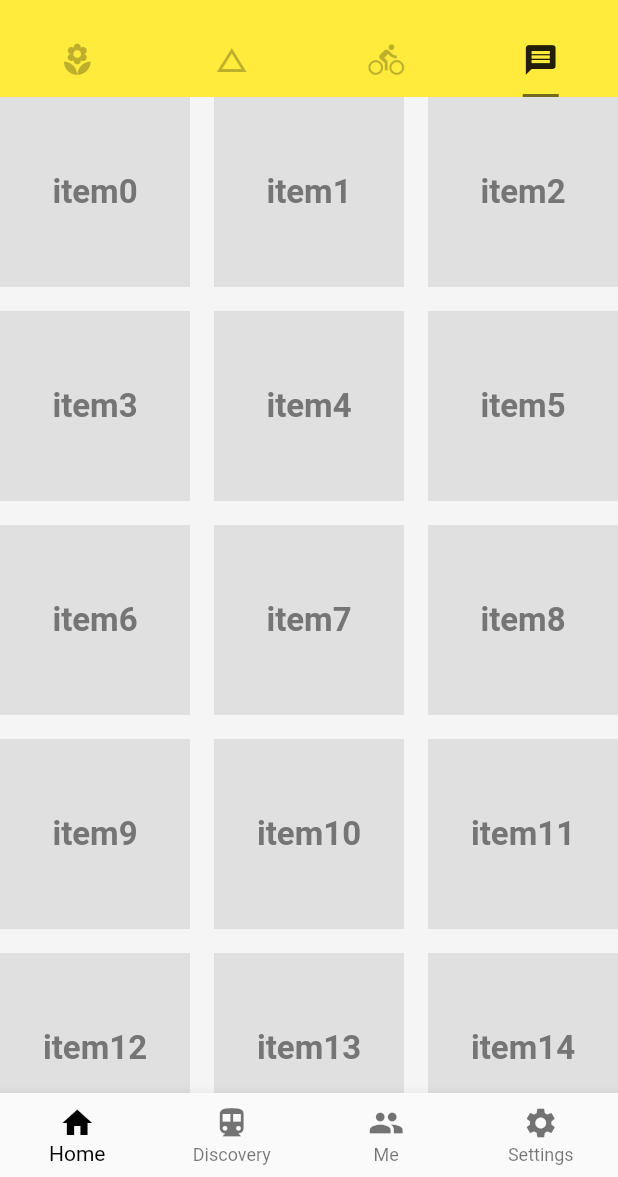
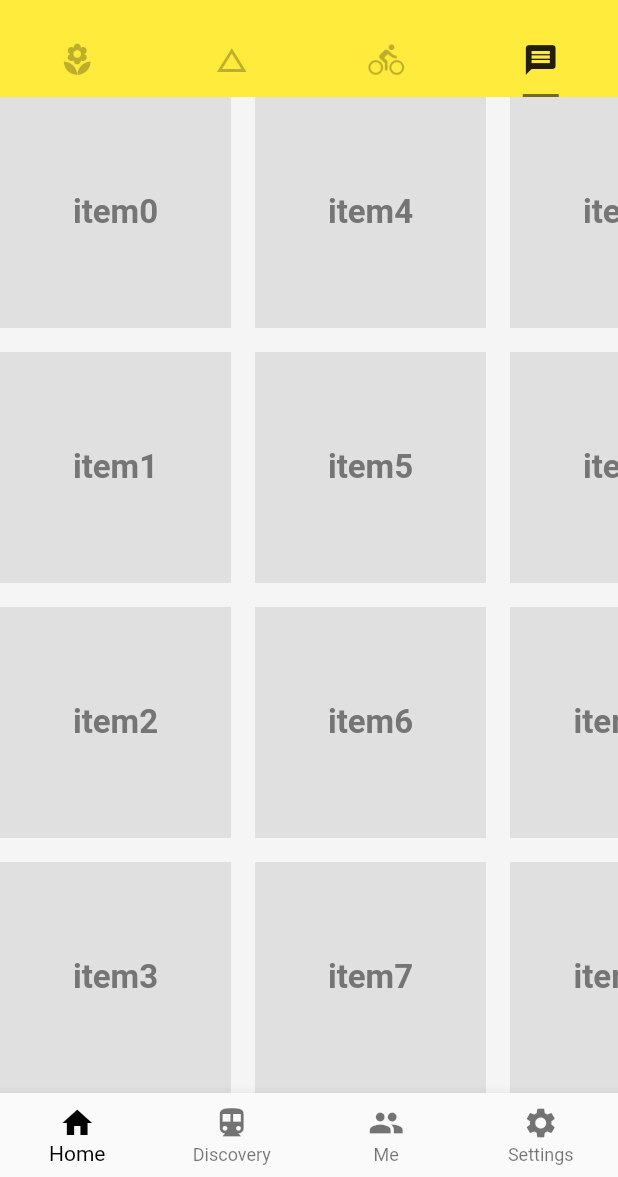
Before and after one commit to ChenS-X/flutter_csx, a Flutter app: the screen it shows after launch, tab 4 chosen, on a phone screen of 412 x 824 dp, the part 59-1236 px from its top. Run offline on Flutter 3.47's test engine with Material 2 defaults, Android fonts, the phone set to English and light mode, and no system bars; network calls fail.

Commit message:
使用gridview.extent创建网格视图

```diff
--- a/lib/demo/view_demo.dart
+++ b/lib/demo/view_demo.dart
@@ -11,9 +11,39 @@ class ViewDemo extends StatelessWidget{
   @override
   Widget build(BuildContext context) {
     // TODO: implement build
-    return GridViewCountDemo();
+    return GridViewExtendDemo();
   }
 }
+
+class GridViewExtendDemo extends StatelessWidget{
+  List<Widget> _buildTiles(int length){
+    return List.generate(length, (index) => Container(
+        color: Colors.grey[300],
+        alignment: Alignment(0,0),
+        child: Text(
+          'item$index',
+          style:TextStyle(
+            color:Colors.grey[600],
+            fontSize:22.0,
+            fontWeight:FontWeight.bold
+          )
+        ),
+      ));
+  }
+  @override
+  Widget build(BuildContext context) {
+    // TODO: implement build
+    return GridView.extent(
+      // crossAxisCount:3, //交叉轴上限定的网格个数 ->这个是在 .count中特有的属性
+      maxCrossAxisExtent: 200.0, //在gridview.eextent中，表示在交叉轴上格子的最大尺寸
+      crossAxisSpacing: 16.0,
+      mainAxisSpacing: 16.0,
+      scrollDirection: Axis.horizontal,
+      children:_buildTiles(100)
+    );
+  }
+}
+
 
 
 class GridViewCountDemo extends StatelessWidget{
```
